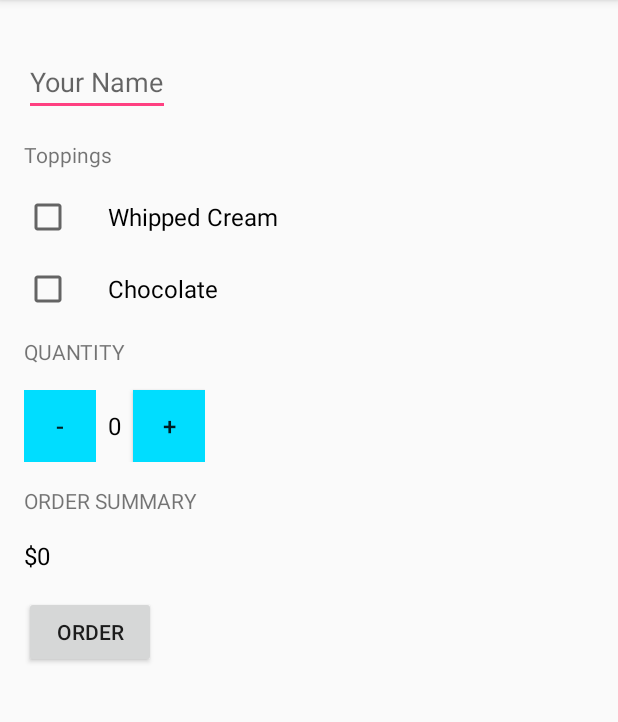
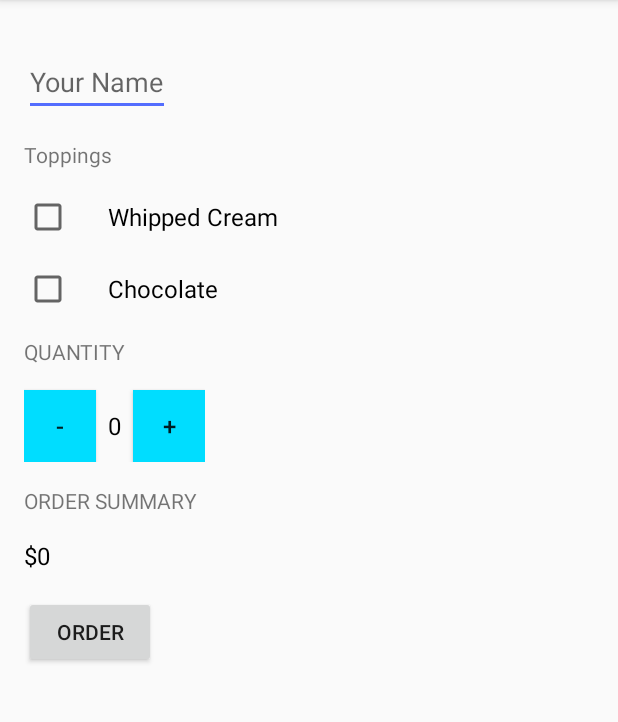
Before and after one commit to Kevinye0225/Coffee-Shop, an Android app: the screen it shows after launch (MainActivity), on a phone screen of 412 x 824 dp, the part 84-806 px from its top. Run offline under Robolectric (Android 15) with nearby library versions, the phone set to English and light mode, and no system bars.

Commit message:
add style

```diff
--- a/app/src/main/res/layout/content_main.xml
+++ b/app/src/main/res/layout/content_main.xml
@@ -25,10 +25,8 @@
             android:layout_marginTop="16dp" />
 
         <TextView
-            android:layout_width="wrap_content"
-            android:layout_height="wrap_content"
-            android:text="Toppings"
-            android:layout_marginTop="16dp"/>
+            style="@style/title"
+            android:text="Toppings" />
 
             <CheckBox
                 android:id="@+id/whipped_cream"
@@ -50,10 +48,8 @@
 
 
         <TextView
-            android:layout_width="wrap_content"
-            android:layout_height="wrap_content"
             android:text="QUANTITY"
-            android:layout_marginTop="16dp"
+            style="@style/title"
             android:textAllCaps="true"/>
 
         <LinearLayout
@@ -69,7 +65,6 @@
                 android:text="-"
                 android:textSize="16sp"
                 android:background="@android:color/holo_blue_bright"
-                style="?android:attr/borderlessButtonStyle"
                 android:onClick="decrement"/>
 
             <TextView
--- a/app/src/main/res/values/styles.xml
+++ b/app/src/main/res/values/styles.xml
@@ -5,7 +5,7 @@
         <!-- Customize your theme here. -->
         <item name="colorPrimary">@color/colorPrimary</item>
         <item name="colorPrimaryDark">@color/colorPrimaryDark</item>
-        <item name="colorAccent">@color/colorAccent</item>
+        <item name="colorAccent">#536DFE</item>
     </style>
 
     <style name="AppTheme.NoActionBar">
@@ -13,6 +13,12 @@
         <item name="windowNoTitle">true</item>
     </style>
 
+    <style name="title">
+        <item name="android:layout_width">wrap_content</item>
+        <item name="android:layout_height">wrap_content</item>
+        <item name="android:layout_marginTop">16dp</item>
+    </style>
+
     <style name="AppTheme.AppBarOverlay" parent="ThemeOverlay.AppCompat.Dark.ActionBar" />
 
     <style name="AppTheme.PopupOverlay" parent="ThemeOverlay.AppCompat.Light" />
```
